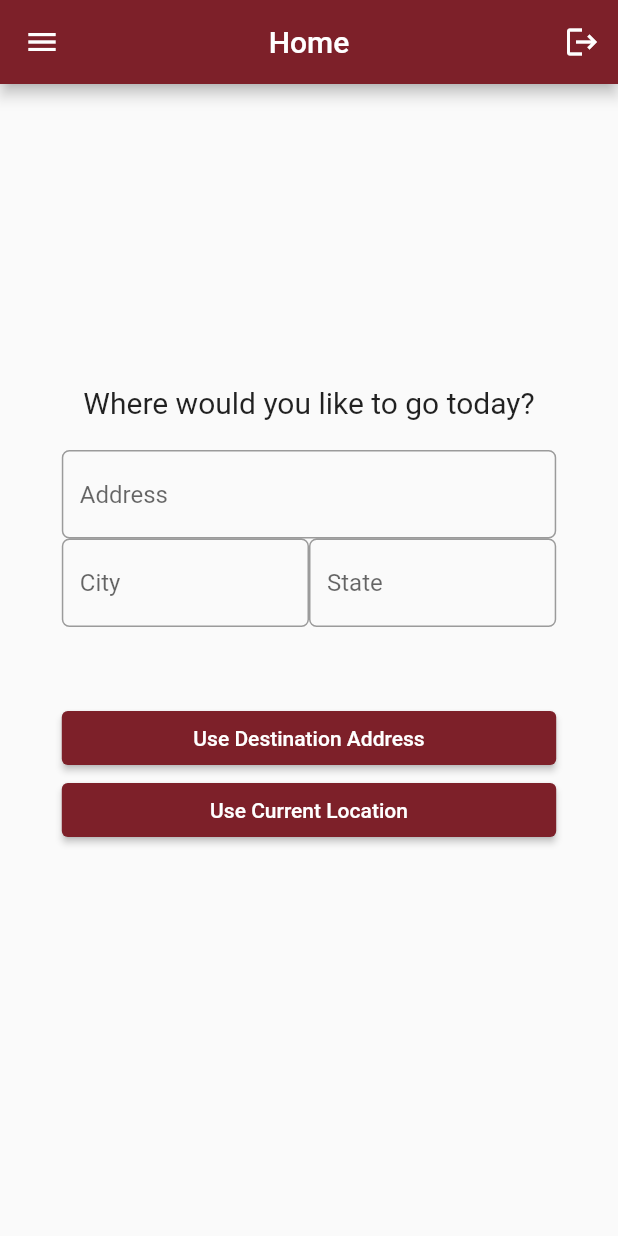
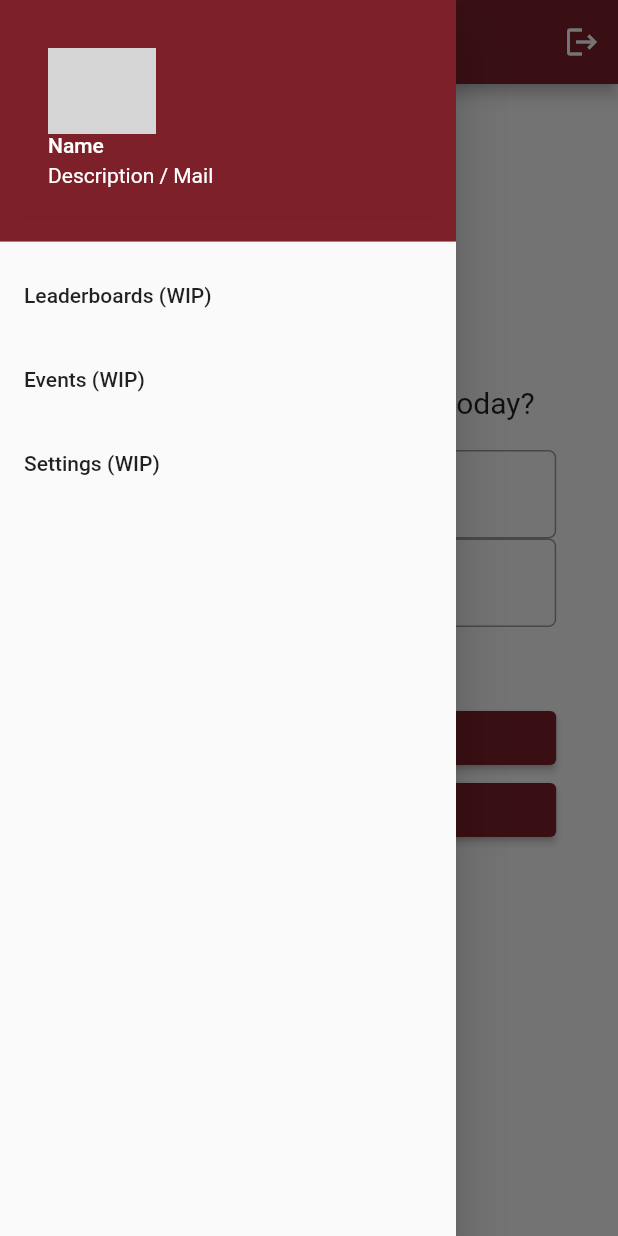
Before and after one commit to Onesr-WPI/Parking-app, a Flutter app: the HomePage screen opened directly, with the side drawer open (before the commit the screen has no drawer), on a phone screen of 412 x 824 dp. Run offline on Flutter 3.47's test engine with Material 2 defaults, Android fonts, the phone set to English and light mode, and no system bars; our stand-ins replace cloud_firestore, dio, firebase_auth, firebase_core, geocoding, geolocator and 1 more; accounts and stored records are empty; network calls fail; grey boxes are pictures that could not be loaded.

Commit message:
add drawer to home page

```diff
--- a/lib/pages/home_page.dart
+++ b/lib/pages/home_page.dart
@@ -13,7 +13,7 @@ class HomePage extends StatefulWidget {
 
 class _HomePageState extends State<HomePage> {
   String? _currentAddress;
-  Position? _currentPosition;
+  // Position? _currentPosition;
   String address = "";
   String city = "";
   String state = "";
@@ -121,7 +121,7 @@ class _HomePageState extends State<HomePage> {
     // String addParkingName = "Add a Parking Spot Location";
     // String logOutName = "Log Out";
     double headerHeight = 56;
-    double paddingAmount = 5;
+    // double paddingAmount = 5;
     // double boxWidth = MediaQuery.of(context).size.width * 0.3;
     // double boxHeight = (MediaQuery.of(context).size.height -
     //         headerHeight -
@@ -138,11 +138,11 @@ class _HomePageState extends State<HomePage> {
     return Scaffold(
       appBar: AppBar(
         title: const Text("Home", textAlign: TextAlign.center),
-        leading: IconButton(
-            icon: const Icon(
-              Icons.menu,
-            ),
-            onPressed: () {}),
+        // leading: IconButton(
+        //     icon: const Icon(
+        //       Icons.menu,
+        //     ),
+        //     onPressed: () {}),
         actions: [
           IconButton(
               icon: const Icon(
@@ -159,6 +159,69 @@ class _HomePageState extends State<HomePage> {
               }),
         ],
         toolbarHeight: headerHeight,
+      ),
+      drawer: Drawer(
+        // Add a ListView to the drawer. This ensures the user can scroll
+        // through the options in the drawer if there isn't enough vertical
+        // space to fit everything.
+        child: ListView(
+          // Important: Remove any padding from the ListView.
+          padding: EdgeInsets.zero,
+          children: <Widget>[
+            const DrawerHeader(
+              decoration: BoxDecoration(
+                color: Color(0xFF7D2029),
+              ),
+              child:
+                  // Wrap(
+                  //   children: <Widget>[
+                  //     const Text(
+                  //       'Navigation',
+                  //       style: TextStyle(
+                  //         color: Colors.white,
+                  //         fontSize: 20,
+                  //       ),
+                  //     ),
+                  UserAccountsDrawerHeader(
+                accountName: Text("Name"),
+                accountEmail: Text("Description / Mail"),
+                currentAccountPicture: CircleAvatar(
+                  backgroundColor: Colors.blueGrey,
+                  backgroundImage: NetworkImage(
+                      'https://images.unsplash.com/photo-1494790108377-be9c29b29330?ixlib=rb-4.0.3&ixid=MnwxMjA3fDB8MHxwaG90by1wYWdlfHx8fGVufDB8fHx8&auto=format&fit=crop&w=774&q=80'),
+                ),
+                // You can add some more properties
+              ),
+              // IconButton(
+              //     icon: const Icon(
+              //       Icons.menu,
+              //     ),
+              //     onPressed: () {
+              //       Navigator.pop(context);
+              //     },),
+              // ],
+              // ),
+            ),
+            ListTile(
+              title: const Text('Leaderboards (WIP)'),
+              onTap: () {
+                // Navigator.pop(context);
+              },
+            ),
+            ListTile(
+              title: const Text('Events (WIP)'),
+              onTap: () {
+                // Navigator.pop(context);
+              },
+            ),
+            ListTile(
+              title: const Text('Settings (WIP)'),
+              onTap: () {
+                // Navigator.pop(context);
+              },
+            ),
+          ],
+        ),
       ),
       body: SingleChildScrollView(
         child: ConstrainedBox(
--- a/lib/pages/registration_page.dart
+++ b/lib/pages/registration_page.dart
@@ -41,8 +41,14 @@ class _RegistrationPageState extends State<RegistrationPage> {
                 appBar: AppBar(
                   title: const Text("Registration Page"),
                 ),
-                body: Container(
+                body: SingleChildScrollView(
                   padding: const EdgeInsets.all(8),
+                  child: ConstrainedBox(
+                    constraints: BoxConstraints(
+                      minWidth: MediaQuery.of(context).size.width,
+                      minHeight: MediaQuery.of(context).size.height,
+                    ),
+                    child: IntrinsicHeight(
                       child: Center(
                         child: Column(
                           mainAxisAlignment: MainAxisAlignment.center,
@@ -67,8 +73,8 @@ class _RegistrationPageState extends State<RegistrationPage> {
                                 children: [
                                   Flexible(
                                     child: Padding(
-                                  padding:
-                                      const EdgeInsets.fromLTRB(0, 0, 10, 0),
+                                      padding: const EdgeInsets.fromLTRB(
+                                          0, 0, 10, 0),
                                       child: FractionallySizedBox(
                                         widthFactor: 0.8,
                                         child: TextFormField(
@@ -82,8 +88,8 @@ class _RegistrationPageState extends State<RegistrationPage> {
                                   ),
                                   Flexible(
                                     child: Padding(
-                                  padding:
-                                      const EdgeInsets.fromLTRB(10, 0, 0, 0),
+                                      padding: const EdgeInsets.fromLTRB(
+                                          10, 0, 0, 0),
                                       child: FractionallySizedBox(
                                         widthFactor: 0.8,
                                         child: TextFormField(
@@ -137,15 +143,18 @@ class _RegistrationPageState extends State<RegistrationPage> {
                                     onPressed: () {
                                       final email = _email.text;
                                       final password = _password.text;
-                                  final userCredential = FirebaseAuth.instance
+                                      final userCredential = FirebaseAuth
+                                          .instance
                                           .createUserWithEmailAndPassword(
                                               email: email, password: password)
                                           .then((value) {});
                                     },
                                     child: const Text("Register")),
                               ),
-                        )
+                            ),
                           ],
+                        ),
+                      ),
                     ),
                   ),
                 ),
```
Lines whose indentation alone changed are shown as unchanged.
